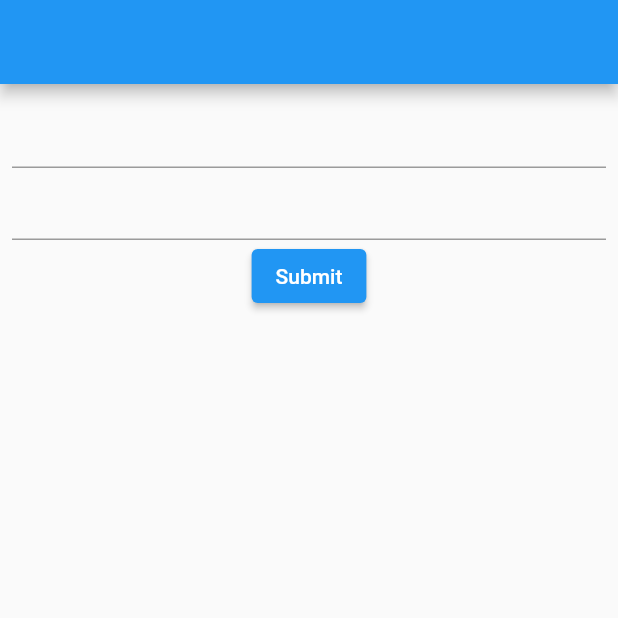
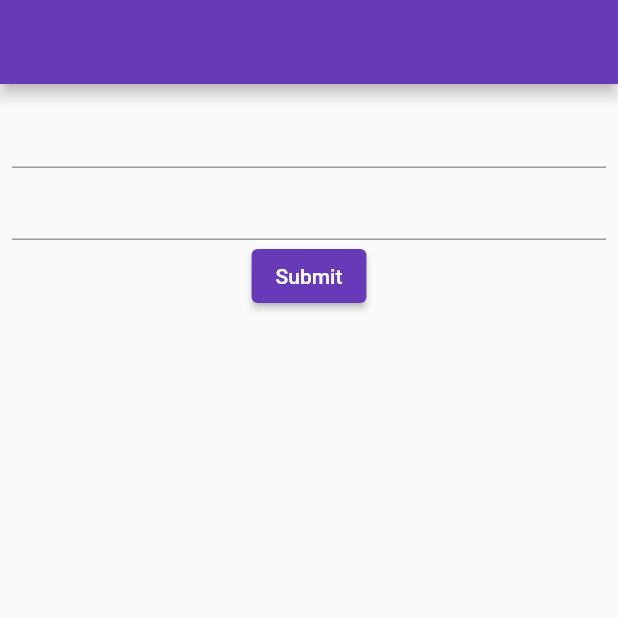
Before and after one commit to log101/owlFlutter, a Flutter app: the screen it shows after launch, on a phone screen of 412 x 824 dp, the top half of it. Run offline on Flutter 3.47's test engine with Material 2 defaults, Android fonts, the phone set to English and light mode, and no system bars; our stand-ins replace bloc, cloud_firestore, equatable, firebase_auth, firebase_core, flutter_bloc and 1 more; accounts and stored records are empty.

```diff
--- a/lib/features/auth/bloc/todo/todo_bloc.dart
+++ b/lib/features/auth/bloc/todo/todo_bloc.dart
@@ -3,7 +3,6 @@ import 'dart:async';
 import 'package:auth/features/auth/model/model.dart';
 import 'package:auth/features/auth/repository/todo_repository.dart';
 import 'package:bloc/bloc.dart';
-import 'package:cloud_firestore/cloud_firestore.dart';
 import 'package:equatable/equatable.dart';
 
 part 'todo_event.dart';
@@ -23,7 +22,6 @@ class TodoBloc extends Bloc<TodoEvent, TodoState> {
       TodoRequested event, Emitter<TodoState> emit) async {
     emit(TodoLoading(const []));
     final todos = await _todoRepository.getTodos();
-    print(todos);
     emit(TodoLoaded(todos));
   }
 }
--- a/lib/features/auth/model/model.dart
+++ b/lib/features/auth/model/model.dart
@@ -1,2 +1,2 @@
-export 'todo.dart';
-export 'user.dart';
+export 'todo/todo.dart';
+export 'auth/user.dart';
--- a/lib/features/auth/model/todo.dart
+++ /dev/null
@@ -1,12 +0,0 @@
-import 'package:cloud_firestore/cloud_firestore.dart';
-
-class Todo {
-  Todo(this.title, this.text);
-
-  final String title;
-  final String text;
-
-  static Todo fromDocument(DocumentSnapshot doc) {
-    return Todo(doc.get("title"), doc.get("text"));
-  }
-}
--- /dev/null
+++ b/lib/features/auth/model/todo/todo.dart
@@ -0,0 +1,34 @@
+import 'package:cloud_firestore/cloud_firestore.dart';
+
+class Todo {
+  Todo(
+      {required this.id,
+      required this.date,
+      required this.title,
+      this.howto = "",
+      this.imageurl = "",
+      this.info = "",
+      this.done = false,
+      this.category = ""});
+  final String date;
+  final String category;
+  final String title;
+  final String howto;
+  final String imageurl;
+  final String info;
+  final bool done;
+  final String id;
+
+  static Todo fromDocument(DocumentSnapshot doc) {
+    return Todo(
+      id: doc.id,
+      date: doc.get("date"),
+      title: doc.get("title"),
+      howto: doc.get("howto"),
+      imageurl: doc.get("imageurl"),
+      info: doc.get("info"),
+      done: doc.get("done"),
+      category: doc.get("category"),
+    );
+  }
+}
--- a/lib/features/auth/repository/todo_repository.dart
+++ b/lib/features/auth/repository/todo_repository.dart
@@ -9,7 +9,7 @@ class TodoRepository {
   final FirebaseFirestore _firebaseInstance;
 
   Future<List<Todo>> getTodos() async {
-    final questionDocs = await _firebaseInstance.collection("todos").get();
+    final questionDocs = await _firebaseInstance.collection("recipes").get();
     return questionDocs.docs.map((doc) => Todo.fromDocument(doc)).toList();
   }
 }
--- a/lib/features/auth/view/auth/login_page.dart
+++ b/lib/features/auth/view/auth/login_page.dart
@@ -1,7 +1,6 @@
 import 'package:auth/features/auth/bloc/auth/auth_bloc.dart';
 import 'package:flutter/material.dart';
 import 'package:flutter_bloc/flutter_bloc.dart';
-import 'package:provider/src/provider.dart';
 
 class LoginPage extends StatefulWidget {
   const LoginPage({Key? key}) : super(key: key);
@@ -19,8 +18,7 @@ class _LoginPageState extends State<LoginPage> {
   @override
   Widget build(BuildContext context) {
     return BlocBuilder<AuthBloc, AuthState>(builder: (context, state) {
-      return MaterialApp(
-        home: Scaffold(
+      return Scaffold(
         appBar: AppBar(),
         body: Padding(
           padding: const EdgeInsets.all(8.0),
@@ -43,7 +41,6 @@ class _LoginPageState extends State<LoginPage> {
             ],
           )),
         ),
-        ),
       );
     });
   }
--- a/lib/features/auth/view/initializing_page.dart
+++ b/lib/features/auth/view/initializing_page.dart
@@ -6,6 +6,7 @@ import 'package:auth/features/auth/view/todo/main_page.dart';
 import 'package:cloud_firestore/cloud_firestore.dart';
 import 'package:flutter/material.dart';
 import 'package:flutter_bloc/flutter_bloc.dart';
+import 'package:google_fonts/google_fonts.dart';
 import 'view.dart';
 
 class InitializingPage extends StatefulWidget {
@@ -18,17 +19,32 @@ class InitializingPage extends StatefulWidget {
 class _InitializingPageState extends State<InitializingPage> {
   @override
   Widget build(BuildContext context) {
-    return BlocBuilder<AuthBloc, AuthState>(builder: (context, state) {
+    return MaterialApp(
+      title: 'Owl',
+      theme: ThemeData(
+        buttonTheme: Theme.of(context).buttonTheme.copyWith(
+              highlightColor: Colors.deepPurple,
+            ),
+        primarySwatch: Colors.deepPurple,
+        textTheme: GoogleFonts.robotoTextTheme(
+          Theme.of(context).textTheme,
+        ),
+        primaryColor: Colors.deepPurple,
+        visualDensity: VisualDensity.adaptivePlatformDensity,
+      ),
+      home: BlocBuilder<AuthBloc, AuthState>(builder: (context, state) {
         if (state is Authenticated) {
           return BlocProvider(
             create: (context) => TodoBloc(
                 todoRepository: TodoRepository(FirebaseFirestore.instance)),
-          child: TodoMainPage(),
+            child: const TodoMainPage(),
           );
         } else if (state is Unauthenticated) {
-        return LoginPage();
-      } else
-        return Center(child: CircularProgressIndicator());
-    });
+          return const LoginPage();
+        } else {
+          return const Center(child: CircularProgressIndicator());
+        }
+      }),
+    );
   }
 }
--- a/lib/features/auth/view/todo/welcome_page.dart
+++ /dev/null
@@ -1,37 +0,0 @@
-import 'package:auth/features/auth/bloc/auth/auth_bloc.dart';
-import 'package:flutter/material.dart';
-import 'package:flutter_bloc/flutter_bloc.dart';
-import 'package:provider/src/provider.dart';
-
-class WelcomePage extends StatefulWidget {
-  const WelcomePage({Key? key}) : super(key: key);
-
-  @override
-  _WelcomePageState createState() => _WelcomePageState();
-}
-
-class _WelcomePageState extends State<WelcomePage> {
-  @override
-  Widget build(BuildContext context) {
-    return MaterialApp(
-      home: Scaffold(
-        appBar: AppBar(
-          actions: [
-            IconButton(
-                onPressed: () => context.read<AuthBloc>().add(AuthLoggedOut()),
-                icon: Icon(Icons.logout)),
-          ],
-        ),
-        body: BlocBuilder<AuthBloc, AuthState>(
-          builder: (context, state) {
-            return Center(
-              child: Column(children: [
-                Text("Merhaba " + (state.user!.email ?? "not known")),
-              ]),
-            );
-          },
-        ),
-      ),
-    );
-  }
-}
--- /dev/null
+++ b/lib/features/auth/view/todo/widgets/widgets.dart
@@ -0,0 +1 @@
+export 'todo_tile.dart';
--- a/pubspec.yaml
+++ b/pubspec.yaml
@@ -41,6 +41,7 @@ dependencies:
   flutter_bloc: ^7.3.3
   equatable: ^2.0.3
   cloud_firestore: ^3.1.0
+  google_fonts: ^2.1.0
 
 dev_dependencies:
   flutter_test:
```
Also changed, not shown: lib/features/auth/view/todo/main_page.dart (+25 -3 lines), lib/features/auth/view/todo/widgets/todo_tile.dart (added, +24 -0 lines), lib/features/auth/model/auth/user.dart (renamed from lib/features/auth/model/user.dart), pubspec.lock. Lines whose indentation alone changed are shown as unchanged.
